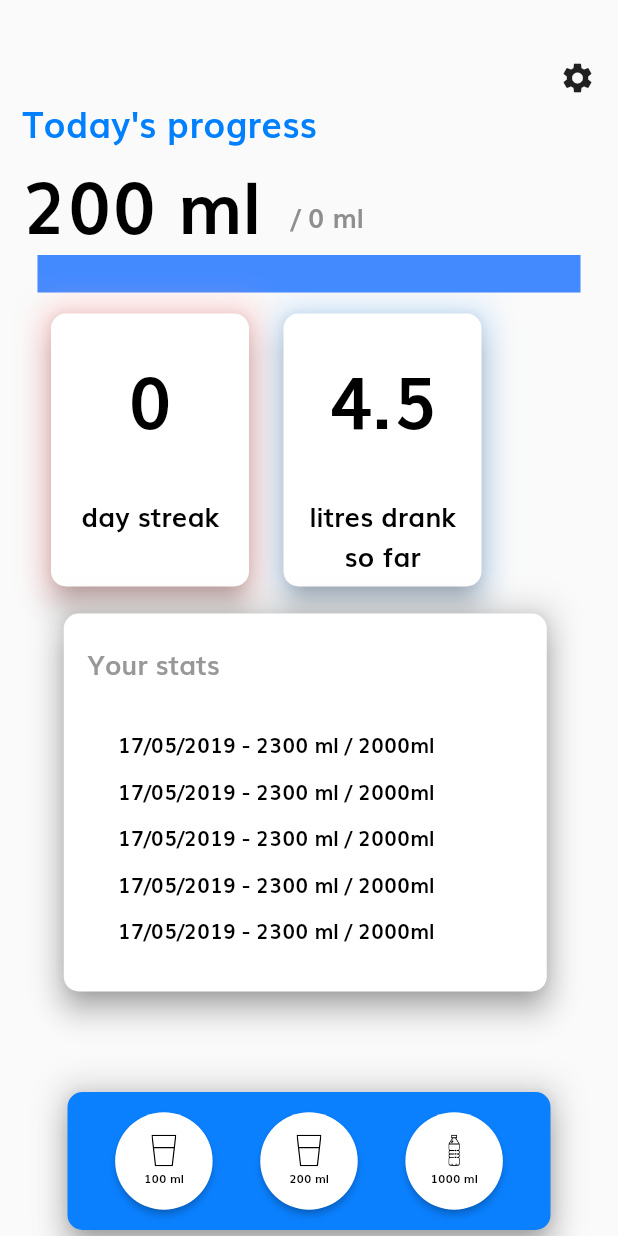
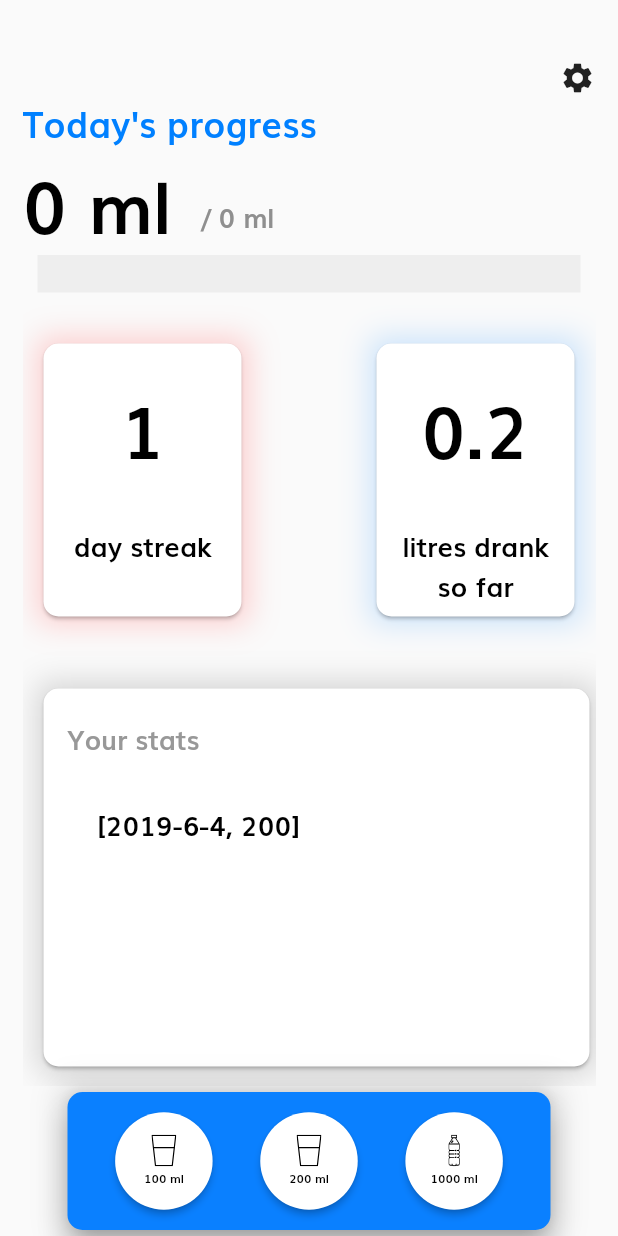
Before and after one commit to sivaram16/drink_reminder_flutter, a Flutter app: the MainScreen screen opened by its route, item 2 of the bottom bar chosen, on a phone screen of 412 x 824 dp. Run offline on Flutter 3.47's test engine with Material 2 defaults, Android fonts, the phone set to English and light mode, and no system bars; drawn by our look-alikes of percent_indicator; our stand-ins replace flutter_local_notifications, flutter_svg, shared_preferences; accounts and stored records are empty.

Commit message:
SOme functionality done

```diff
--- a/lib/main_screen.dart
+++ b/lib/main_screen.dart
@@ -11,6 +11,7 @@ import 'package:shared_preferences/shared_preferences.dart';
 import 'theme.dart';
 import 'package:provider/provider.dart';
 import 'water_day_record.dart';
+import 'dart:async';
 
 class MainScreen extends StatefulWidget {
   @override
@@ -20,10 +21,15 @@ class MainScreen extends StatefulWidget {
 class _MainScreenState extends State<MainScreen> {
   int go = 0;
   List<WaterDayRecord> recordList = List<WaterDayRecord>();
-  int delay;
+  int delay = 1;
+  double sofar = 0;
+  int streak = 0;
+  var recordSoup;
   var now = new DateTime.now();
   FlutterLocalNotificationsPlugin flutterLocalNotificationsPlugin;
   double percent = 0;
+  Timer _timer;
+
   int count = 0;
 
   @override
@@ -31,6 +37,12 @@ class _MainScreenState extends State<MainScreen> {
     super.initState();
     _getPref();
     _getDate();
+    setState(() {
+      recordList.forEach((record) {
+        print("httt" + record.intake.toString());
+        sofar += (record.intake / 1000);
+      });
+    });
     print("ram" + go.toString());
     print("delay" + delay.toString());
     flutterLocalNotificationsPlugin = new FlutterLocalNotificationsPlugin();
@@ -38,6 +50,18 @@ class _MainScreenState extends State<MainScreen> {
     var ios = new IOSInitializationSettings();
     var initsetting = new InitializationSettings(android, ios);
     flutterLocalNotificationsPlugin.initialize(initsetting);
+  }
+
+  _delay() {
+    _timer = new Timer(Duration(seconds: delay), () {
+      _showNotification();
+    });
+  }
+
+  @override
+  void dispose() {
+    super.dispose();
+    _timer.cancel();
   }
 
   ect(double top) => Container(margin: EdgeInsets.only(top: top));
@@ -84,15 +108,19 @@ class _MainScreenState extends State<MainScreen> {
             ],
           ),
           _progress(),
-          ect(10),
-          Row(children: <Widget>[
-            _statusWidget(_statusCount("0"), _statusText("day streak")),
-            _statusWidget(
-              _statusCount("4.5"),
-              _statusText("litres drank\nso far"),
-              color: Color.fromRGBO(0, 128, 255, 0.2),
-            )
-          ]),
+          ect(30),
+          Row(
+              mainAxisAlignment: MainAxisAlignment.spaceBetween,
+              children: <Widget>[
+                _statusWidget(
+                    _statusCount("$streak"), _statusText("day streak")),
+                _statusWidget(
+                  _statusCount((sofar).toStringAsFixed(1)),
+                  _statusText("litres drank\nso far"),
+                  color: Color.fromRGBO(0, 128, 255, 0.2),
+                )
+              ]),
+          ect(30),
           _previousRecords()
         ],
       ),
@@ -153,11 +181,10 @@ class _MainScreenState extends State<MainScreen> {
 
   Widget _statusWidget(Widget count, Widget text, {color}) {
     return Container(
-      margin: EdgeInsets.only(left: 15),
+      margin: EdgeInsets.only(left: 10, right: 10),
       width: 140.0,
       height: 190.0,
       child: Card(
-        elevation: 8.0,
         shape: RoundedRectangleBorder(borderRadius: BorderRadius.circular(10)),
         child: Column(
           children: <Widget>[ect(20), count, ect(30), text],
@@ -206,11 +233,10 @@ class _MainScreenState extends State<MainScreen> {
     return Column(
       children: <Widget>[
         Container(
-          margin: EdgeInsets.fromLTRB(10, 10, 15, 30),
-          width: 330.0,
+          margin: EdgeInsets.fromLTRB(10, 10, 0, 30),
+          width: MediaQuery.of(context).size.width,
           height: 260.0,
           child: Card(
-            elevation: 8.0,
             shape: RoundedRectangleBorder(
               borderRadius: BorderRadius.circular(10),
             ),
@@ -222,12 +248,17 @@ class _MainScreenState extends State<MainScreen> {
                     ect(20),
                     _statsText(),
                     ect(30),
-                    ListView.separated(
+                    ListView.builder(
                       padding: EdgeInsets.only(left: 20),
                       shrinkWrap: true,
-                      itemCount: 5,
-                      separatorBuilder: (context, i) => ect(10),
-                      itemBuilder: (context, index) => _oldRecord(),
+                      itemCount: recordSoup?.length ?? 0,
+                      itemBuilder: (context, index) => Text(
+                            '${recordSoup[index]?.split(' ') ?? ''}',
+                            style: TextStyle(
+                                fontSize: 18,
+                                color: Color.fromRGBO(0, 0, 0, 1),
+                                fontFamily: 'Muli-Bold'),
+                          ),
                     )
                   ],
                 )),
@@ -240,16 +271,6 @@ class _MainScreenState extends State<MainScreen> {
           ]),
         ),
       ],
-    );
-  }
-
-  Widget _oldRecord() {
-    return Text(
-      "17/05/2019 - 2300 ml / 2000ml",
-      style: TextStyle(
-          fontSize: 14,
-          color: Color.fromRGBO(0, 0, 0, 1),
-          fontFamily: 'Muli-Bold'),
     );
   }
 
@@ -268,9 +289,22 @@ class _MainScreenState extends State<MainScreen> {
     int goal = prefs.getInt('goal');
     int delayF = prefs.getInt('delay');
     String recordData = prefs.getString('records');
+    int s = prefs.getInt('streak');
     setState(() {
       if (recordData != null) {
         recordList = parseRecordListFromString(recordData);
+        recordSoup = recordData.split('\n');
+        recordSoup.removeLast();
+        print('Record soup: $recordSoup');
+        recordSoup.forEach((record) {
+          print('HAHA: ${record.split(' ')[1]}');
+          setState(() {
+            recordList.forEach((record) {
+              print("httt" + record.intake.toString());
+              sofar += (record.intake / 1000);
+            });
+          });
+        });
       } else {
         recordList.add(WaterDayRecord(DateTime.now(), 0));
         updateSharedPrefRecord(recordList);
@@ -279,13 +313,16 @@ class _MainScreenState extends State<MainScreen> {
     print('goal: $goal');
     print('record: $recordList');
     setState(() {
+      streak = s;
       go = goal * 1000;
       delay = delayF;
       count = getTodayFromRecordList(recordList).intake;
       if (count > go) {
         percent = 1.0;
+        streak = 1;
       } else {
         percent = count / go;
+        streak = 0;
       }
     });
   }
@@ -336,21 +373,23 @@ class _MainScreenState extends State<MainScreen> {
           fillColor: Colors.white,
           padding: EdgeInsets.all(15.0),
           onPressed: () {
-            // Future.delayed(Duration(seconds: delay), () {
-            //   _showNotification();
-            // });
             setState(() {
               count += ml;
               print("Entered");
               if (count > go) {
                 percent = 1.0;
+                setState(() {
+                  streak = 1;
+                });
               } else {
                 percent = count / go;
               }
               recordList = updateTodayIntakeInRecordList(count, recordList);
               print('${recordList.last.date} ${recordList.last.intake}');
+              updateSharedPrefRecord(recordList);
             });
-            updateSharedPrefRecord(recordList);
+            _delay();
+            Navigator.of(context).pushNamed('/mainscreen');
           },
           child: Column(
             children: <Widget>[
@@ -399,8 +438,39 @@ class _MainScreenState extends State<MainScreen> {
   void updateSharedPrefRecord(List<WaterDayRecord> recordList) async {
     String recordAsString = convertRecordListToString(recordList);
     SharedPreferences pref = await SharedPreferences.getInstance();
+    pref.setInt('streak', streak);
     pref.setString('records', recordAsString);
     print("Updated record string in shared: $recordAsString");
     pref.commit();
   }
+
+  _notify() {
+    Future.delayed(Duration(seconds: delay), () {
+      _showNotification();
+    });
+  }
+
+  _scheduleNotify() async {
+    print("object");
+    flutterLocalNotificationsPlugin = new FlutterLocalNotificationsPlugin();
+    var android = new AndroidInitializationSettings('@mipmap/ic_launcher');
+    var ios = new IOSInitializationSettings();
+    var initsetting = new InitializationSettings(android, ios);
+    flutterLocalNotificationsPlugin.initialize(initsetting);
+    var scheduledNotificationDateTime =
+        new DateTime.now().add(new Duration(seconds: 5));
+    var androidPlatformChannelSpecifics = new AndroidNotificationDetails(
+        'your other channel id',
+        'your other channel name',
+        'your other channel description');
+    var iOSPlatformChannelSpecifics = new IOSNotificationDetails();
+    NotificationDetails platformChannelSpecifics = new NotificationDetails(
+        androidPlatformChannelSpecifics, iOSPlatformChannelSpecifics);
+    await flutterLocalNotificationsPlugin.schedule(
+        0,
+        'scheduled title',
+        'scheduled body',
+        scheduledNotificationDateTime,
+        platformChannelSpecifics);
+  }
 }
```
Also changed, not shown: lib/change_notification.dart (+17 -11 lines), lib/on_board.dart (+12 -11 lines), lib/setting.dart (+30 -45 lines).
